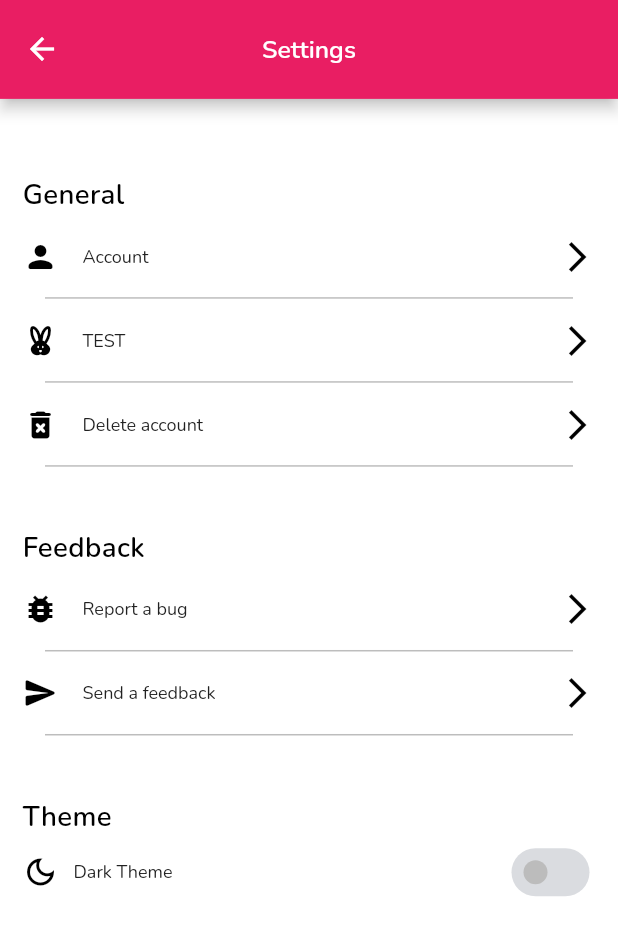
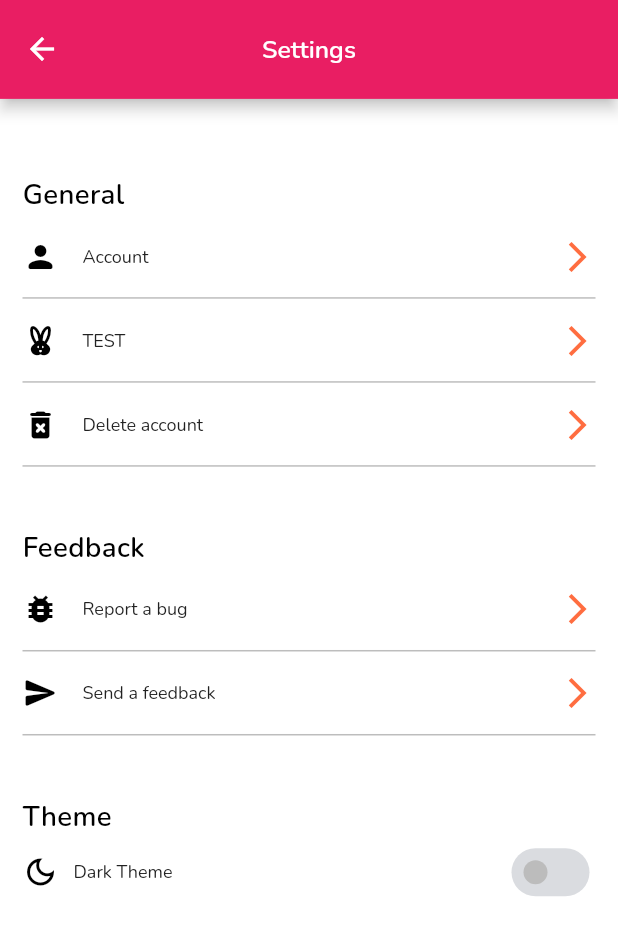
Before and after one commit to wdavid73/recipe_finder_front, a Flutter app: the SettingsPage screen opened by its route, after a tap on "Dark Theme", on a phone screen of 412 x 824 dp. Shown: the top 935 px of the screen. Run offline on Flutter 3.47's test engine with Material 3 defaults, Android fonts, the phone set to English and light mode, and no system bars; our stand-ins replace cached_network_image, dio, dotted_border, equatable, flutter_animate, flutter_bloc and 7 more; accounts and stored records are empty; network calls fail.

Commit message:
:recyle: revision general

```diff
--- a/lib/data/models/user.dart
+++ b/lib/data/models/user.dart
@@ -86,8 +86,8 @@ class FullUser extends User {
       birthday: user.birthday,
       profilePicture: user.profilePicture,
       email: user.email,
-      averageRating: json["average_rating"] as double,
-      averageTime: json["average_time"] as double,
+      averageRating: json["average_rating"].toDouble(),
+      averageTime: json["average_time"].toDouble(),
       totalRecipe: json["total_recipes"] as int,
       totalRecipeDisable: json["total_recipe_disable"] as int,
       totalRecipeEnable: json["total_recipe_enable"] as int,
--- a/lib/i10n/locale/en/en.dart
+++ b/lib/i10n/locale/en/en.dart
@@ -22,6 +22,8 @@ Map<String, String> enBase = {
   "confirm_email_msg":
       "Please enter your email address to verify it exists and continue with the password reset process.",
   "password_update": "Password Updated Successfully",
+  "accept__btn": "Accept",
+  "cancel__btn": "Cancel",
   // HOME
   'title_home': '¡Welcome to RecipeFinder!',
   'your_recipes': 'Your latest recipes',
--- a/lib/i10n/locale/es/es.dart
+++ b/lib/i10n/locale/es/es.dart
@@ -22,6 +22,8 @@ Map<String, String> esBase = {
   "confirm_email_msg":
       "Por favor ingrese su correo electrónico, para verificar que existe y seguir con su proceso de restablecimiento de contraseña",
   "password_update": "Contraseña actualizada correctamente",
+  "accept__btn": "Aceptar",
+  "cancel__btn": "Cancelar",
   // HOME
   'title_home': '¡Bienvenido a RecipeFinder!',
   'your_recipes': 'Tus ultimas recetas',
--- a/lib/ui/bloc/auth/auth_event.dart
+++ b/lib/ui/bloc/auth/auth_event.dart
@@ -33,3 +33,5 @@ class RecoveryPasswordEvent extends AuthEvent {
   final Map<String, dynamic> data;
   const RecoveryPasswordEvent(this.data);
 }
+
+class LogoutEvent extends AuthEvent {}
--- a/lib/ui/bloc/auth/auth_state.dart
+++ b/lib/ui/bloc/auth/auth_state.dart
@@ -4,7 +4,7 @@ enum AuthStatus { none, isCreate, hasError }
 
 enum LoginStatus { none, isLogged, hasError }
 
-enum UserStatus { none, hasError }
+enum UserStatus { none, hasError, isSuccess }
 
 enum RecoveryStatus { none, isSuccess, hasError }
 
--- a/lib/ui/managers/theme_manager.dart
+++ b/lib/ui/managers/theme_manager.dart
@@ -29,9 +29,10 @@ ThemeData getApplicationDarkTheme({bool isDark = true}) {
     cardTheme: CardTheme(
       color: isDark
           ? ColorManager.backgroundDarkColor
-          : ColorManager.secondaryBackgroundColor.withOpacity(0.5),
-      shadowColor: isDark ? ColorManager.shadowColorDark : Colors.white54,
-      elevation: 1,
+          : ColorManager.backgroundColor,
+      shadowColor:
+          isDark ? ColorManager.shadowColorDark : ColorManager.shadowColorDark,
+      elevation: isDark ? 1 : 5,
       shape: RoundedRectangleBorder(
         borderRadius: BorderRadius.circular(20),
       ),
@@ -145,12 +146,6 @@ ThemeData getApplicationDarkTheme({bool isDark = true}) {
       headerHeadlineStyle: getBoldStyle(fontSize: 30),
       headerHelpStyle: getMediumStyle(fontSize: 16),
       dividerColor: ColorManager.divider,
-      dayBackgroundColor: MaterialStatePropertyAll<Color>(
-        isDark ? ColorManager.accentColor.withOpacity(0.8) : Colors.white,
-      ),
-      dayForegroundColor: MaterialStatePropertyAll<Color>(
-        isDark ? Colors.white : ColorManager.primaryColorDark,
-      ),
       dayOverlayColor: MaterialStatePropertyAll<Color>(
         ColorManager.primaryColorDark.withOpacity(0.8),
       ),
@@ -175,16 +170,10 @@ ThemeData getApplicationDarkTheme({bool isDark = true}) {
       todayBackgroundColor: MaterialStatePropertyAll<Color>(
         ColorManager.splashColor,
       ),
-      todayForegroundColor: const MaterialStatePropertyAll<Color>(
-        Colors.white,
-      ),
       weekdayStyle: getRegularStyle(
         color:
             isDark ? ColorManager.textPrimaryLight : ColorManager.textPrimary,
         fontSize: 14,
-      ),
-      yearBackgroundColor: MaterialStatePropertyAll<Color>(
-        ColorManager.accentColor,
       ),
       yearOverlayColor: MaterialStatePropertyAll<Color>(
         ColorManager.primaryColorDark.withOpacity(0.8),
@@ -202,7 +191,7 @@ ThemeData getApplicationDarkTheme({bool isDark = true}) {
     ),
     switchTheme: SwitchThemeData(
       trackColor: MaterialStatePropertyAll<Color>(
-        ColorManager.accentColor.withOpacity(0.5),
+        ColorManager.accentColor.withOpacity(0.2),
       ),
       thumbColor: MaterialStatePropertyAll<Color>(
         ColorManager.accentColor,
--- a/lib/ui/pages/home/categories_container.dart
+++ b/lib/ui/pages/home/categories_container.dart
@@ -80,7 +80,7 @@ class CategoriesContainer extends StatelessWidget {
   Widget _itemCategory(
       Responsive responsive, Category category, BuildContext ctx) {
     Widget icon =
-        categories.firstWhere((e) => e['name'] == category.name, orElse: () {
+        kCategories.firstWhere((e) => e['name'] == category.name, orElse: () {
       return {
         "icon": Icon(
           Icons.extension,
--- a/lib/ui/pages/home/widgets/user_avatar.dart
+++ b/lib/ui/pages/home/widgets/user_avatar.dart
@@ -6,6 +6,7 @@ import 'package:recipe_finder/ui/bloc/bloc_imports.dart';
 import 'package:recipe_finder/ui/managers/color_manager.dart';
 import 'package:recipe_finder/ui/managers/responsive_manager.dart';
 import 'package:recipe_finder/ui/managers/style_text_manager.dart';
+import 'package:recipe_finder/utils/constants.dart';
 import 'package:recipe_finder/utils/extensions.dart';
 
 class UserAvatar extends StatelessWidget {
@@ -86,6 +87,7 @@ class UserAvatar extends StatelessWidget {
           border: withBorder
               ? Border.all(color: ColorManager.backgroundColor, width: 1)
               : null,
+          boxShadow: kBoxShadowCircle,
         ),
         child: child,
       ),
--- a/lib/ui/pages/profile/profile_page.dart
+++ b/lib/ui/pages/profile/profile_page.dart
@@ -87,7 +87,7 @@ class _ProfilePageState extends State<ProfilePage> {
       return const SizedBox.shrink();
     }
 
-    if (state.fullUserLoading) {
+    if (state.fullUserLoading == true) {
       return _builderBase(
         responsive: responsive,
         child: Column(
@@ -129,7 +129,7 @@ class _ProfilePageState extends State<ProfilePage> {
       return const SizedBox.shrink();
     }
 
-    if (state.fullUserLoading) {
+    if (state.fullUserLoading == true) {
       return _builderBase(
         responsive: responsive,
         child: Column(
--- a/lib/ui/pages/profile/widgets/profile_extra_information.dart
+++ b/lib/ui/pages/profile/widgets/profile_extra_information.dart
@@ -27,7 +27,7 @@ class ExtraInformationContainer extends StatelessWidget {
         decoration: BoxDecoration(
           borderRadius: BorderRadius.circular(20),
           border: Border.all(
-            color: ColorManager.secondaryBackgroundColor,
+            color: ColorManager.accentColorLight,
             width: 5,
           ),
         ),
--- a/lib/ui/pages/profile/widgets/profile_information.dart
+++ b/lib/ui/pages/profile/widgets/profile_information.dart
@@ -27,7 +27,7 @@ class InformationContainer extends StatelessWidget {
         decoration: BoxDecoration(
           borderRadius: BorderRadius.circular(20),
           border: Border.all(
-            color: ColorManager.secondaryBackgroundColor,
+            color: ColorManager.accentColorLight,
             width: 5,
           ),
         ),
--- a/lib/ui/pages/settings/settings_page.dart
+++ b/lib/ui/pages/settings/settings_page.dart
@@ -166,6 +166,7 @@ class ItemSetting extends StatelessWidget {
   @override
   Widget build(BuildContext context) {
     return Column(
+      mainAxisSize: MainAxisSize.max,
       children: [
         ListTile(
           onTap: onTap != null ? () => onTap!() : null,
@@ -174,13 +175,16 @@ class ItemSetting extends StatelessWidget {
             title,
             style: getRegularStyle(),
           ),
-          trailing: const Icon(
+          trailing: Icon(
             Icons.arrow_forward_ios,
+            color: ColorManager.accentColorLight,
           ),
           contentPadding: EdgeInsets.zero,
         ),
         Divider(
           height: 0,
+          endIndent: 0,
+          indent: 0,
           color: ColorManager.divider,
         ),
       ],
--- a/lib/widgets/image_picker.dart
+++ b/lib/widgets/image_picker.dart
@@ -71,7 +71,7 @@ class ImagePickerInput extends StatelessWidget {
               decoration: BoxDecoration(
                 color: ColorManager.containerColorDark,
                 borderRadius: BorderRadius.circular(20),
-                boxShadow: boxShadow,
+                boxShadow: kBoxShadow,
               ),
               child: child,
             ),
@@ -136,7 +136,7 @@ class ImagePickerSelected extends StatelessWidget {
                       decoration: BoxDecoration(
                         color: ColorManager.accentColor,
                         shape: BoxShape.circle,
-                        boxShadow: boxShadow,
+                        boxShadow: kBoxShadow,
                       ),
                       child: Icon(
                         Icons.camera_alt_outlined,
```
Also changed, not shown: lib/data/api/interceptors/api_errors_interceptor.dart (+51 -29 lines), lib/ui/bloc/auth/auth_bloc.dart (+24 -3 lines), lib/ui/pages/auth/sign_up.dart (+18 -17 lines), lib/ui/pages/home/home.dart (+23 -19 lines), lib/ui/pages/home/widgets/drawer_home.dart (+32 -9 lines), lib/utils/constants.dart (+9 -2 lines), pubspec.lock.
